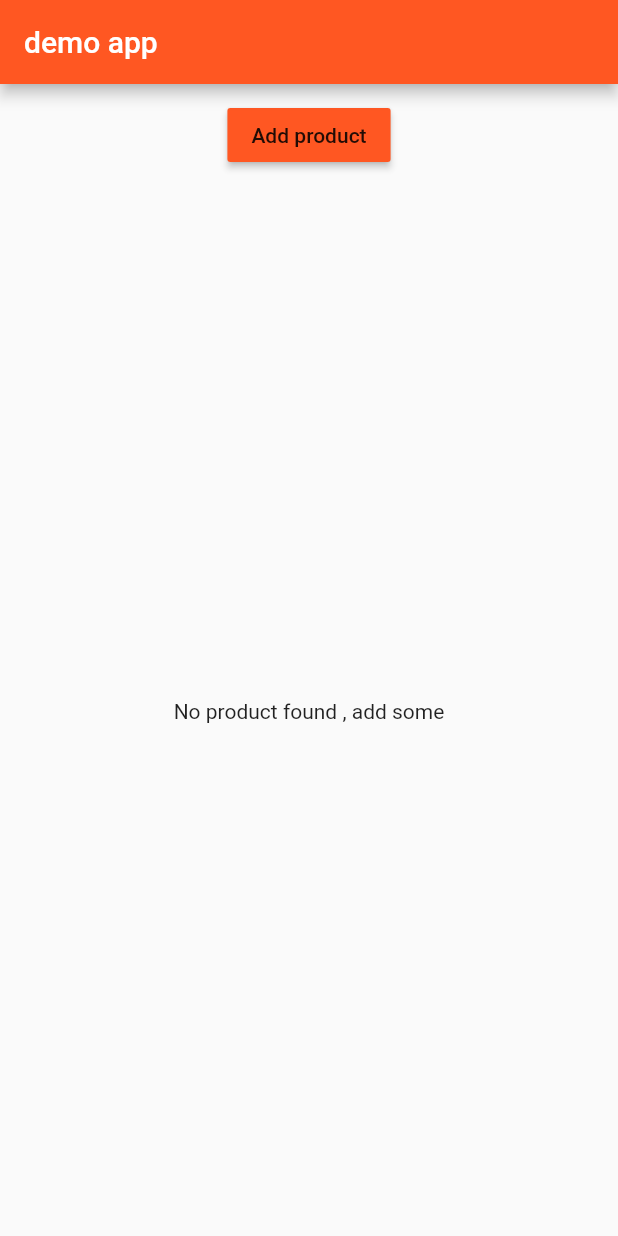
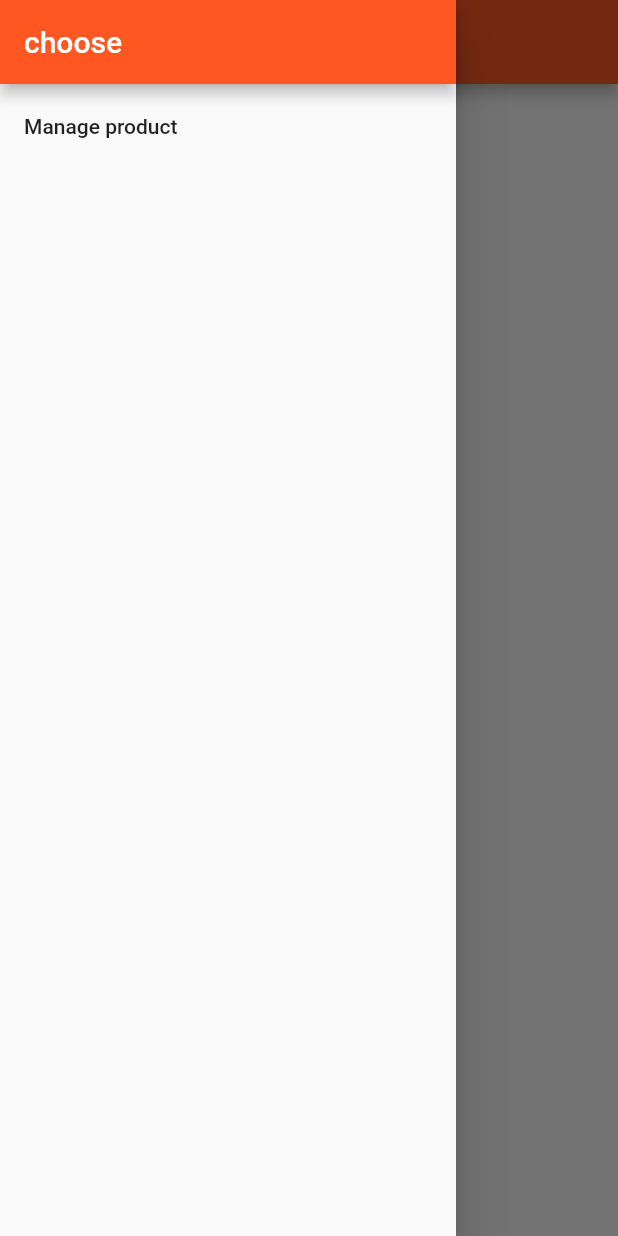
Before and after one commit to defoibrahim/flutter_products_store, a Flutter app: the HomePage screen opened directly, with the side drawer open (before the commit the screen has no drawer), on a phone screen of 412 x 824 dp. Run offline on Flutter 3.47's test engine with Material 2 defaults, Android fonts, the phone set to English and light mode, and no system bars.

Commit message:
added  auth.dart products_admin.dart product_create.dart product_list.dart pages add tab view

```diff
--- a/lib/main.dart
+++ b/lib/main.dart
@@ -1,9 +1,13 @@
 import 'package:flutter/material.dart';
 import 'package:flutter/rendering.dart';
 import 'pages/homePage.dart';
+import 'pages/auth.dart';
 
 void main() {
   runApp(MyApp());
+
+  debugPaintBaselinesEnabled = false;
+  debugPaintSizeEnabled = false;
 }
 
 class MyApp extends StatelessWidget {
@@ -12,7 +16,7 @@ class MyApp extends StatelessWidget {
     // TODO: implement build
     return MaterialApp(
       theme: ThemeData(primarySwatch: Colors.deepOrange),
-      home: HomePage(),
+      home: AuthPage(),
     );
   }
 }
--- a/lib/pages/homePage.dart
+++ b/lib/pages/homePage.dart
@@ -1,12 +1,33 @@
 import 'package:flutter/material.dart';
 import 'package:productsstore/widgets/products_manager.dart';
+import 'package:productsstore/pages/products_admin.dart';
 
 class HomePage extends StatelessWidget {
   @override
   Widget build(BuildContext context) {
     return Scaffold(
+      drawer: Drawer(
+        child: Column(
+          children: <Widget>[
+            AppBar(
+              automaticallyImplyLeading: false,
+              title: Text("choose"),
+            ),
+            ListTile(
+              title: Text("Manage product"),
+              onTap: () {
+                Navigator.pushReplacement(
+                    context,
+                    MaterialPageRoute(
+                        builder: (BuildContext context) =>
+                            ProductsAdminPage()));
+              },
+            ),
+          ],
+        ),
+      ),
       appBar: AppBar(
-        title: Text("demo app"),
+        title: Text("EasyList"),
       ),
       body: ProductManager(),
     );
--- a/lib/widgets/products.dart
+++ b/lib/widgets/products.dart
@@ -7,6 +7,25 @@ class Products extends StatelessWidget {
   final Function deleteProduct;
 
   Products(this.products, {this.deleteProduct});
+
+  @override
+  Widget build(BuildContext context) {
+    return _buildProductList();
+  }
+
+  Widget _buildProductList() {
+    Widget productCard;
+    if (products.length > 0) {
+      productCard = ListView.builder(
+        itemBuilder: _builderProductItem,
+        itemCount: products.length,
+      );
+    } else {
+      productCard = Center(child: Text("No product found , add some"));
+    }
+    print(productCard);
+    return productCard;
+  }
 
   Widget _builderProductItem(BuildContext context, int index) {
     return Card(
@@ -39,23 +58,4 @@ class Products extends StatelessWidget {
       ),
     );
   }
-
-  Widget _buildProductList() {
-    Widget productCard;
-    if (products.length > 0) {
-      productCard = ListView.builder(
-        itemBuilder: _builderProductItem,
-        itemCount: products.length,
-      );
-    } else {
-      productCard = Center(child: Text("No product found , add some"));
-    }
-    print(productCard);
-    return productCard;
-  }
-
-  @override
-  Widget build(BuildContext context) {
-    return _buildProductList();
-  }
 }
```
Also changed, not shown: lib/pages/auth.dart (added, +24 -0 lines), lib/pages/product_create.dart (added, +10 -0 lines), lib/pages/product_list.dart (added, +10 -0 lines), lib/pages/products_admin.dart (added, +52 -0 lines).
